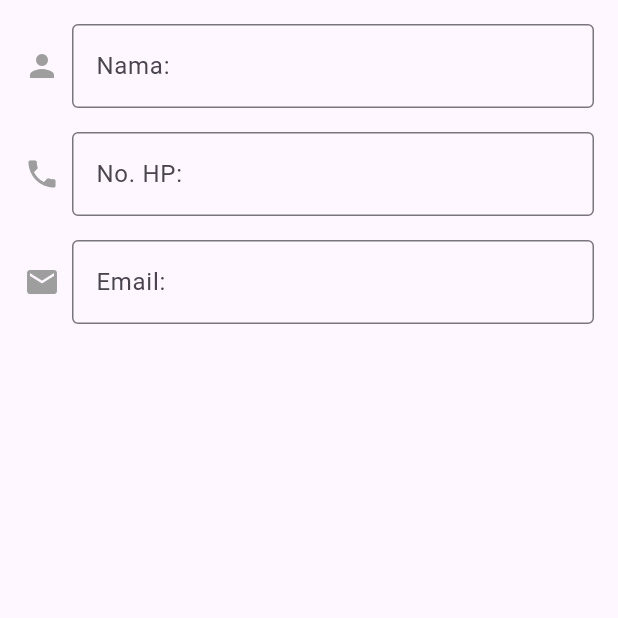
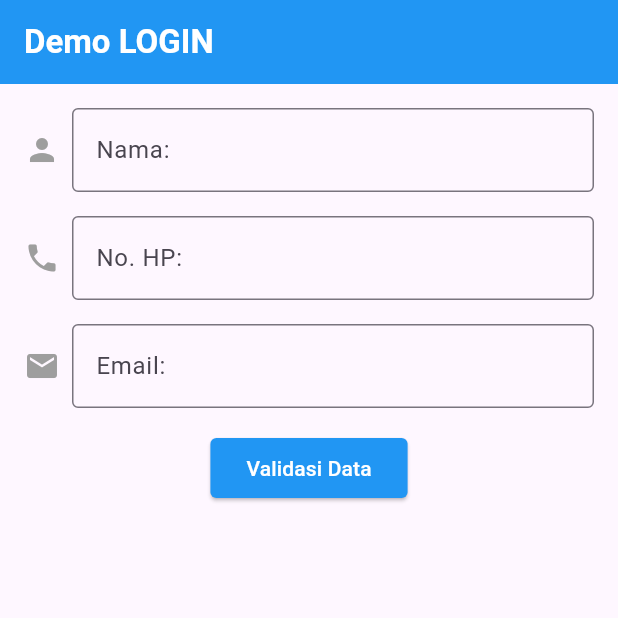
Before and after one commit to Kinanty/Assessment2PemrogramanMobile, a Flutter app: the LoginPage screen opened directly, on a phone screen of 412 x 824 dp, the top half of it. Run offline on Flutter 3.47's test engine with Material 3 defaults, Android fonts, the light colour scheme and no system bars.

Commit message:
Add Button

```diff
--- /dev/null
+++ b/lib/login_page.dart
@@ -0,0 +1,105 @@
+import 'package:flutter/material.dart';
+import 'home_page.dart';
+
+class LoginPage extends StatelessWidget {
+  const LoginPage({super.key});
+
+  @override
+  Widget build(BuildContext context) {
+    return Scaffold(
+        appBar: AppBar(
+          title: const Text(
+            'Demo LOGIN',
+            style: TextStyle(color: Colors.white, fontWeight: FontWeight.bold),
+          ),
+          backgroundColor: Colors.blue,
+        ),
+        body: Padding(
+          padding: const EdgeInsets.all(16.0),
+          child: Column(
+            crossAxisAlignment: CrossAxisAlignment.start,
+            children: <Widget>[
+              const Row(
+                children: <Widget>[
+                  Icon(
+                    Icons.person,
+                    color: Colors.grey,
+                    size: 24.0,
+                  ),
+                  SizedBox(width: 8.0),
+                  Expanded(
+                    child: TextField(
+                      decoration: const InputDecoration(
+                        border: OutlineInputBorder(),
+                        hintText: 'Nama:',
+                      ),
+                    ),
+                  ),
+                ],
+              ),
+              const SizedBox(height: 16.0),
+              const Row(
+                children: <Widget>[
+                  Icon(
+                    Icons.phone,
+                    color: Colors.grey,
+                    size: 24.0,
+                  ),
+                  SizedBox(width: 8.0),
+                  Expanded(
+                    child: TextField(
+                      decoration: const InputDecoration(
+                        border: OutlineInputBorder(),
+                        hintText: 'No. HP:',
+                      ),
+                    ),
+                  ),
+                ],
+              ),
+              const SizedBox(height: 16.0),
+              const Row(
+                children: <Widget>[
+                  Icon(
+                    Icons.email,
+                    color: Colors.grey,
+                    size: 24.0,
+                  ),
+                  SizedBox(width: 8.0),
+                  Expanded(
+                    child: TextField(
+                      decoration: const InputDecoration(
+                        border: OutlineInputBorder(),
+                        hintText: 'Email:',
+                      ),
+                    ),
+                  ),
+                ],
+              ),
+              const SizedBox(height: 16.0),
+              Center(
+                child: ElevatedButton(
+                    onPressed: () {
+                      Navigator.push(
+                          context,
+                          MaterialPageRoute(
+                              builder: (context) => const HomePage()));
+                    },
+                    child: const Text(
+                      'Validasi Data',
+                      style: TextStyle(
+                        color: Colors.white,
+                      ),
+                      ),
+                    style: ElevatedButton.styleFrom(
+                      shape: RoundedRectangleBorder(
+                        borderRadius: BorderRadius.circular(4.0)
+                      ),
+                      backgroundColor: Colors.blue,
+                    ),
+                    ),
+              ),
+            ],
+          ),
+        ));
+  }
+}
--- a/lib/main.dart
+++ b/lib/main.dart
@@ -1,4 +1,5 @@
 import 'package:flutter/material.dart';
+import 'login_page.dart';
 
 void main() {
   runApp(const MyApp());
@@ -10,112 +11,9 @@ class MyApp extends StatelessWidget {
   // This widget is the root of your application.
   @override
   Widget build(BuildContext context) {
-    const appTitle = 'Demo LOGIN';
-    return MaterialApp(
-      title: appTitle,
-      theme: ThemeData(
-        // This is the theme of your application.
-        //
-        // TRY THIS: Try running your application with "flutter run". You'll see
-        // the application has a purple toolbar. Then, without quitting the app,
-        // try changing the seedColor in the colorScheme below to Colors.green
-        // and then invoke "hot reload" (save your changes or press the "hot
-        // reload" button in a Flutter-supported IDE, or press "r" if you used
-        // the command line to start the app).
-        //
-        // Notice that the counter didn't reset back to zero; the application
-        // state is not lost during the reload. To reset the state, use hot
-        // restart instead.
-        //
-        // This works for code too, not just values: Most code changes can be
-        // tested with just a hot reload.
-        colorScheme: ColorScheme.fromSeed(seedColor: Colors.deepPurple),
-        useMaterial3: true,
-      ),
-      home: Scaffold(
-        appBar: AppBar(
-          title: const Text(
-            appTitle,
-            style: TextStyle(
-              color: Colors.white,
-              fontWeight: FontWeight.bold),
-            ),
-          backgroundColor: Colors.blue,
-        ),
-        body: const LoginPage(),
-      ),
+    return const MaterialApp(
+      debugShowCheckedModeBanner: false,
+      home: LoginPage(),
     );
   }
 }
-
-class LoginPage extends StatelessWidget {
-  const LoginPage({super.key});
-
-  @override
-  Widget build(BuildContext context) {
-    return const Padding(
-      padding: EdgeInsets.all(16.0),
-      child: Column(
-        crossAxisAlignment: CrossAxisAlignment.start,
-        children: <Widget>[
-          Row(
-            children: <Widget>[
-              const Icon(
-                Icons.person,
-                color: Colors.grey,
-                size: 24.0,
-              ),
-              const SizedBox(width: 8.0),
-              Expanded(
-                child: TextField(
-                  decoration: const InputDecoration(
-                    border: OutlineInputBorder(),
-                    hintText: 'Nama:',
-                  ),
-                ),
-              ),
-            ],
-          ),
-          const SizedBox(height: 16.0),
-          Row(
-            children: <Widget>[
-              const Icon(
-                Icons.phone,
-                color: Colors.grey,
-                size: 24.0,
-              ),
-              const SizedBox(width: 8.0),
-              Expanded(
-                child: TextField(
-                  decoration: const InputDecoration(
-                    border: OutlineInputBorder(),
-                    hintText: 'No. HP:',
-                  ),
-                ),
-              ),
-            ],
-          ),
-          const SizedBox(height: 16.0),
-          Row(
-            children: <Widget>[
-              const Icon(
-                Icons.email,
-                color: Colors.grey,
-                size: 24.0,
-              ),
-              const SizedBox(width: 8.0),
-              Expanded(
-                child: TextField(
-                  decoration: const InputDecoration(
-                    border: OutlineInputBorder(),
-                    hintText: 'Email:',
-                  ),
-                ),
-              ),
-            ],
-          ),
-        ],
-      ),
-    );
-  }
-}
```
Also changed, not shown: lib/home_page.dart (added, +16 -0 lines).
